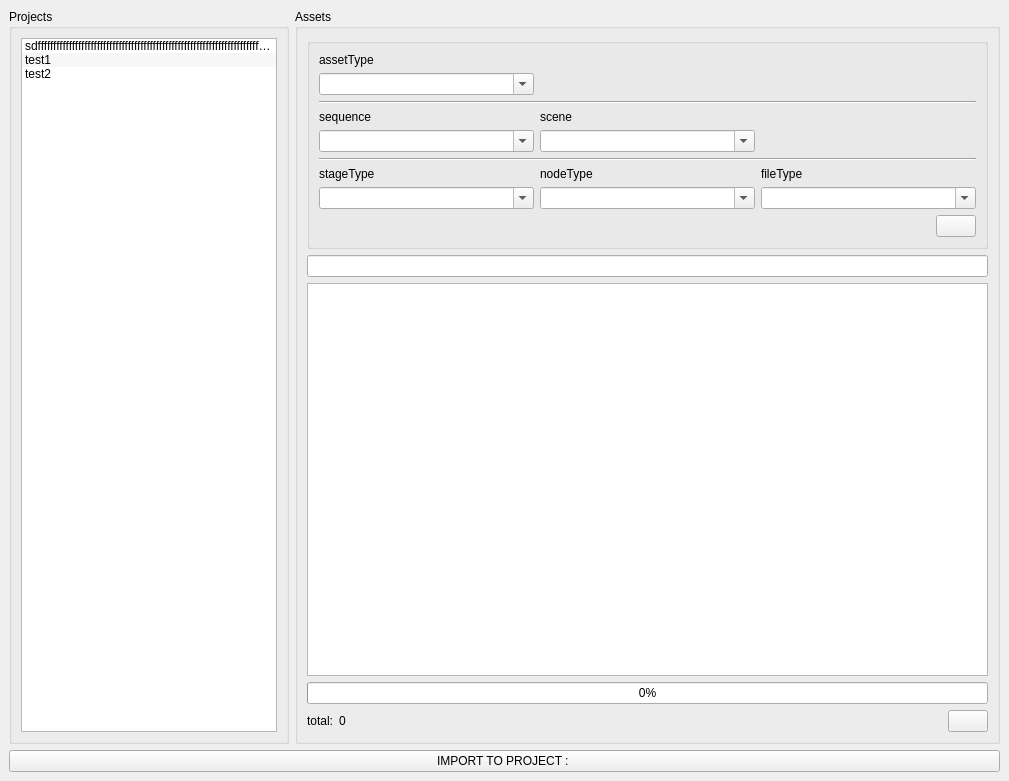
aumanimationstudios/rbhus, file rbhusUI/lib/qt5/rbhusPipe_assImporter/ui_main.ui: the form before one commit.
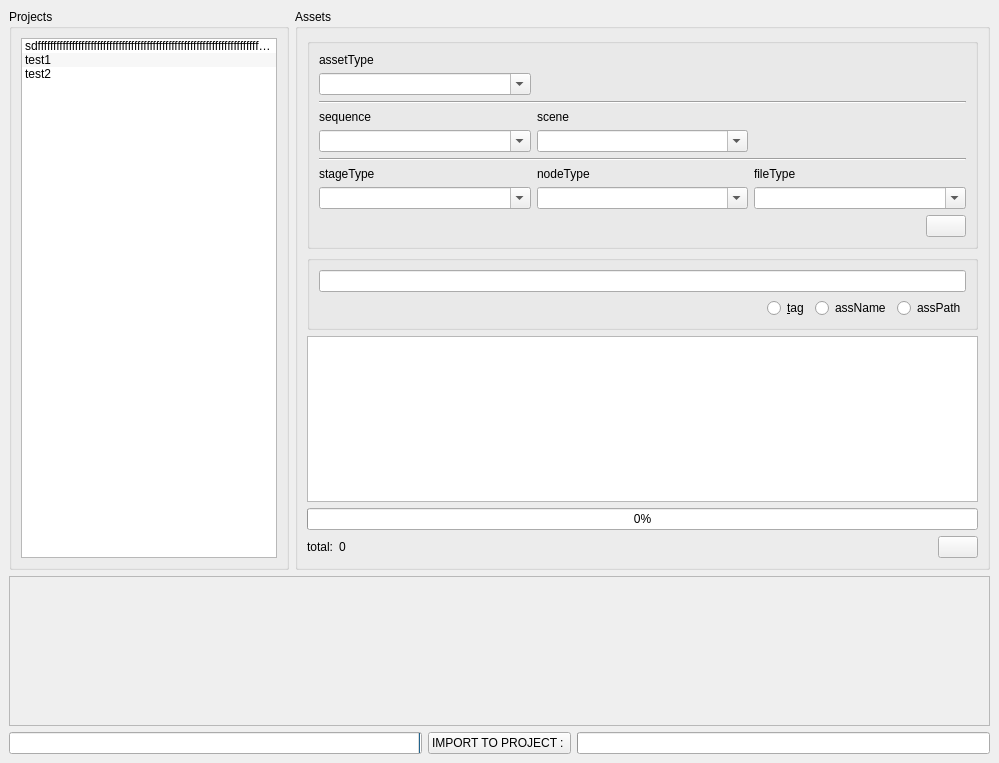
The form after the commit.

Patch:
```diff
--- a/rbhusUI/lib/qt5/rbhusPipe_assImporter/ui_main.ui
+++ b/rbhusUI/lib/qt5/rbhusPipe_assImporter/ui_main.ui
@@ -6,8 +6,8 @@
    <rect>
     <x>0</x>
     <y>0</y>
-    <width>1009</width>
-    <height>781</height>
+    <width>999</width>
+    <height>763</height>
    </rect>
   </property>
   <property name="windowTitle">
@@ -277,11 +277,58 @@
           </widget>
          </item>
          <item>
-          <layout class="QHBoxLayout" name="horizontalLayout_2">
-           <item>
-            <widget class="QLineEdit" name="lineEdit"/>
-           </item>
-          </layout>
+          <widget class="QGroupBox" name="groupBox_3">
+           <property name="title">
+            <string/>
+           </property>
+           <layout class="QVBoxLayout" name="verticalLayout_3">
+            <item>
+             <widget class="QLineEdit" name="lineEditSearch">
+              <property name="clearButtonEnabled">
+               <bool>true</bool>
+              </property>
+             </widget>
+            </item>
+            <item>
+             <layout class="QHBoxLayout" name="horizontalLayout_6">
+              <item>
+               <spacer name="horizontalSpacer_3">
+                <property name="orientation">
+                 <enum>Qt::Horizontal</enum>
+                </property>
+                <property name="sizeHint" stdset="0">
+                 <size>
+                  <width>40</width>
+                  <height>20</height>
+                 </size>
+                </property>
+               </spacer>
+              </item>
+              <item>
+               <widget class="QRadioButton" name="checkTag">
+                <property name="text">
+                 <string>&amp;tag</string>
+                </property>
+               </widget>
+              </item>
+              <item>
+               <widget class="QRadioButton" name="checkAssName">
+                <property name="text">
+                 <string>assName</string>
+                </property>
+               </widget>
+              </item>
+              <item>
+               <widget class="QRadioButton" name="checkAssPath">
+                <property name="text">
+                 <string>assPath</string>
+                </property>
+               </widget>
+              </item>
+             </layout>
+            </item>
+           </layout>
+          </widget>
          </item>
          <item>
           <widget class="QListWidget" name="listWidgetAssets">
@@ -358,11 +405,89 @@
       </item>
      </layout>
     </item>
+    <item row="2" column="0">
+     <layout class="QHBoxLayout" name="horizontalLayout_5">
+      <item>
+       <widget class="QProgressBar" name="progressLeft">
+        <property name="enabled">
+         <bool>true</bool>
+        </property>
+        <property name="maximum">
+         <number>1</number>
+        </property>
+        <property name="value">
+         <number>0</number>
+        </property>
+        <property name="textVisible">
+         <bool>false</bool>
+        </property>
+        <property name="invertedAppearance">
+         <bool>true</bool>
+        </property>
+       </widget>
+      </item>
+      <item>
+       <widget class="QPushButton" name="pushImport">
+        <property name="enabled">
+         <bool>true</bool>
+        </property>
+        <property name="text">
+         <string>IMPORT TO PROJECT : </string>
+        </property>
+        <property name="autoDefault">
+         <bool>false</bool>
+        </property>
+        <property name="default">
+         <bool>false</bool>
+        </property>
+       </widget>
+      </item>
+      <item>
+       <widget class="QProgressBar" name="progressRight">
+        <property name="maximum">
+         <number>1</number>
+        </property>
+        <property name="value">
+         <number>0</number>
+        </property>
+        <property name="textVisible">
+         <bool>false</bool>
+        </property>
+       </widget>
+      </item>
+     </layout>
+    </item>
     <item row="1" column="0">
-     <widget class="QPushButton" name="pushImport">
-      <property name="text">
-       <string>IMPORT TO PROJECT : </string>
+     <widget class="QScrollArea" name="scrollArea">
+      <property name="sizePolicy">
+       <sizepolicy hsizetype="Expanding" vsizetype="Fixed">
+        <horstretch>0</horstretch>
+        <verstretch>0</verstretch>
+       </sizepolicy>
       </property>
+      <property name="minimumSize">
+       <size>
+        <width>0</width>
+        <height>150</height>
+       </size>
+      </property>
+      <property name="widgetResizable">
+       <bool>true</bool>
+      </property>
+      <property name="alignment">
+       <set>Qt::AlignLeading|Qt::AlignLeft|Qt::AlignTop</set>
+      </property>
+      <widget class="QWidget" name="scrollAreaWidgetContents">
+       <property name="geometry">
+        <rect>
+         <x>0</x>
+         <y>0</y>
+         <width>983</width>
+         <height>146</height>
+        </rect>
+       </property>
+       <layout class="QVBoxLayout" name="verticalLayout_4"/>
+      </widget>
      </widget>
     </item>
    </layout>
```
Left out of the diff: 5 changed lines with no effect on the pictures.
